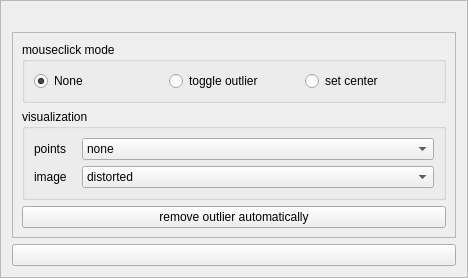
XROMMPackages/xmalab, file src/ui/ui-files/WizardUndistortionFrame.ui: the form before one commit.
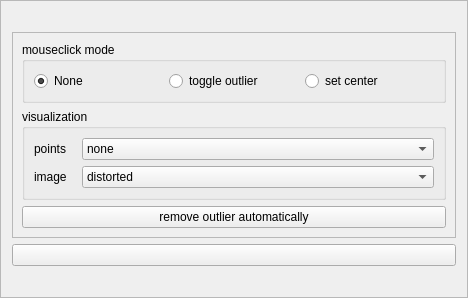
The form after the commit.

Commit message: Added Labelplaceholder in WizardDockWidget for MacBuild

Patch:
```diff
--- a/src/ui/ui-files/WizardUndistortionFrame.ui
+++ b/src/ui/ui-files/WizardUndistortionFrame.ui
@@ -7,7 +7,7 @@
     <x>0</x>
     <y>0</y>
     <width>468</width>
-    <height>252</height>
+    <height>271</height>
    </rect>
   </property>
   <property name="windowTitle">
@@ -231,6 +231,13 @@
      </layout>
     </widget>
    </item>
+   <item row="3" column="0">
+    <widget class="QLabel" name="label_placeholder">
+     <property name="text">
+      <string/>
+     </property>
+    </widget>
+   </item>
   </layout>
  </widget>
  <resources/>
```
The commit also changes 4 other files.
